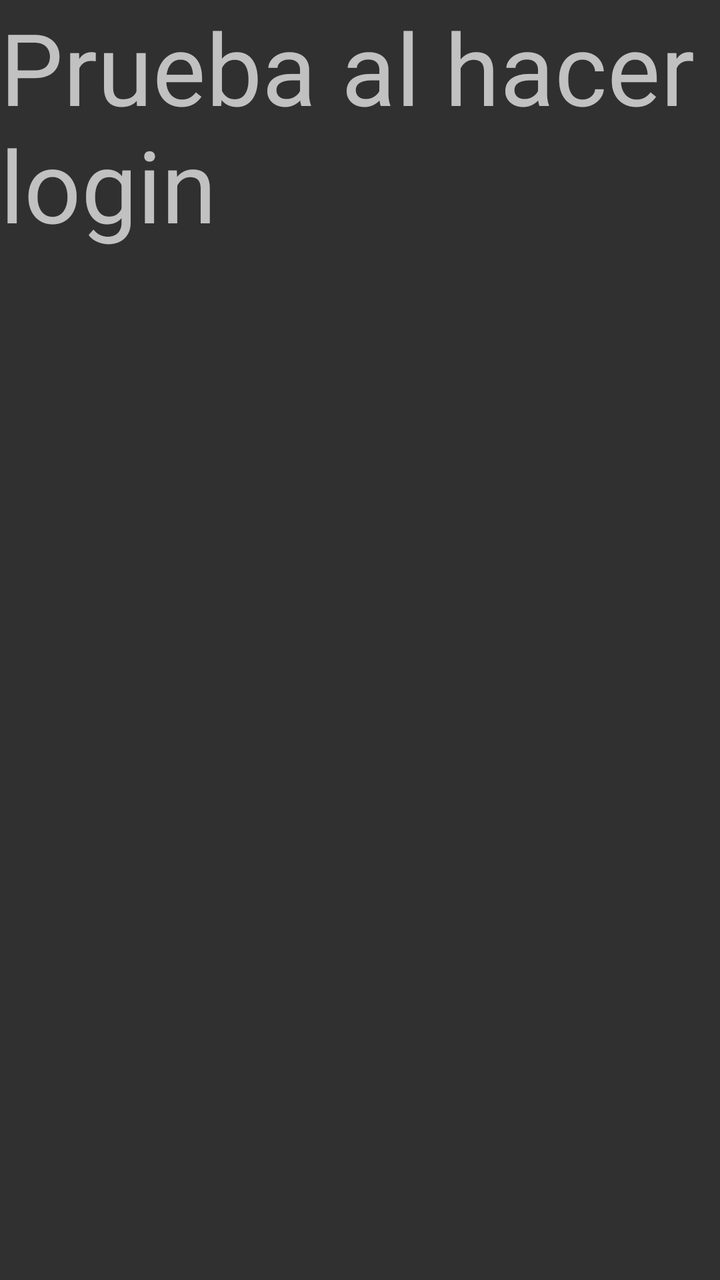
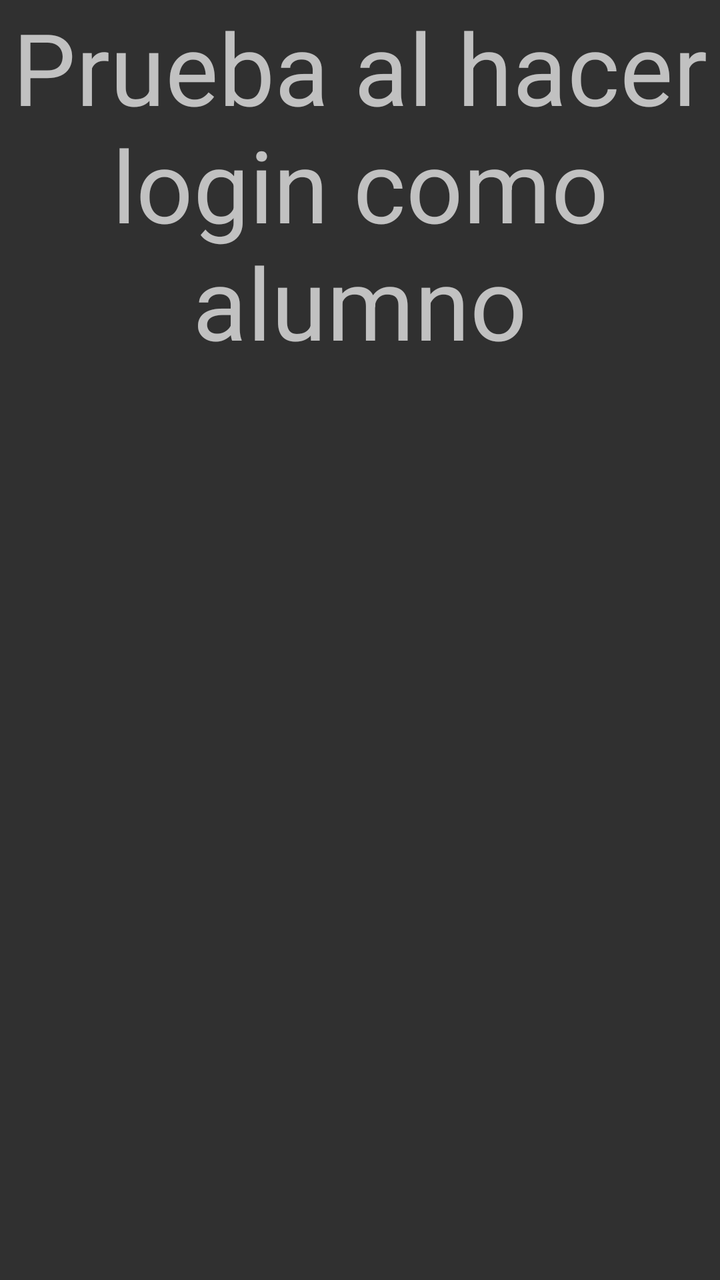

Two renders of the same Android screen: before a commit and after it. Below are the layout's source before the change and the commit's diff.
<!-- AndroidManifest.xml: application theme Theme.AppCompat.NoActionBar -->
<!-- res/layout/activity_home.xml -->
<?xml version="1.0" encoding="utf-8"?>
<LinearLayout xmlns:android="http://schemas.android.com/apk/res/android"
    xmlns:app="http://schemas.android.com/apk/res-auto"
    xmlns:tools="http://schemas.android.com/tools"
    android:id="@+id/main"
    android:layout_width="match_parent"
    android:layout_height="match_parent"
    tools:context=".Home"
    android:orientation="vertical">

    <TextView
        android:layout_width="wrap_content"
        android:layout_height="wrap_content"
        android:text="Prueba al hacer login"
        android:layout_gravity="center"
        android:textSize="50dp"></TextView>



</LinearLayout>
<!-- resources referenced by this layout -->
<resources>

</resources>

<!-- the commit's change to res/layout/activity_home.xml (unified diff, before → after) -->
@@ -11,10 +11,11 @@
     <TextView
         android:layout_width="wrap_content"
         android:layout_height="wrap_content"
-        android:text="Prueba al hacer login"
+        android:text="Prueba al hacer login como alumno"
         android:layout_gravity="center"
-        android:textSize="50dp"></TextView>
-
+        android:textSize="50dp"
+        android:textAlignment="center"
+        android:layout_marginBottom="20dp"></TextView>
 
 
 </LinearLayout>
